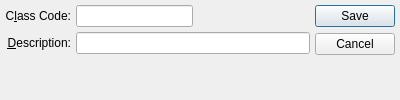
First picture: the form in guiclient/classCode.ui, repository Pegasus-RPG/xtuple-client, before the edit.
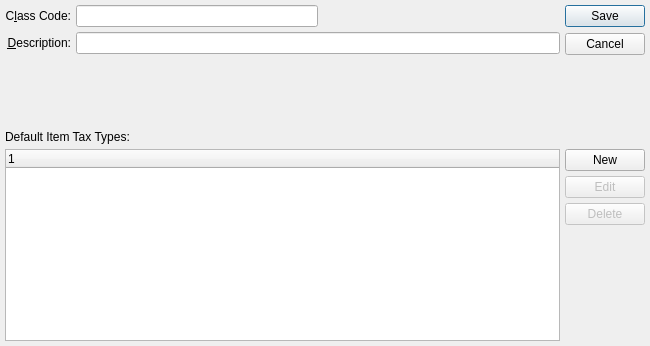
Second picture: the form after the edit. Custom widgets are drawn as their Qt base class.

Commit message: Issue #29702: Default Item Tax Types (defines in Class Code setup)

Diff of the .ui file:
```diff
--- a/guiclient/classCode.ui
+++ b/guiclient/classCode.ui
@@ -13,14 +13,21 @@
    <rect>
     <x>0</x>
     <y>0</y>
-    <width>400</width>
-    <height>100</height>
+    <width>650</width>
+    <height>346</height>
    </rect>
   </property>
   <property name="windowTitle">
    <string>Class Code</string>
   </property>
   <layout class="QGridLayout" name="gridLayout_2">
+   <item row="1" column="0">
+    <widget class="XLabel" name="_defaultTaxLit">
+     <property name="text">
+      <string>Default Item Tax Types:</string>
+     </property>
+    </widget>
+   </item>
    <item row="0" column="0">
     <layout class="QVBoxLayout" name="verticalLayout">
      <item>
@@ -107,16 +114,73 @@
      </property>
     </widget>
    </item>
+   <item row="2" column="0">
+    <widget class="XTreeWidget" name="_classcodetax"/>
+   </item>
+   <item row="2" column="1">
+    <layout class="QVBoxLayout" name="verticalLayout_2">
+     <item>
+      <widget class="QPushButton" name="_newTax">
+       <property name="text">
+        <string>New</string>
+       </property>
+      </widget>
+     </item>
+     <item>
+      <widget class="QPushButton" name="_editTax">
+       <property name="enabled">
+        <bool>false</bool>
+       </property>
+       <property name="text">
+        <string>Edit</string>
+       </property>
+      </widget>
+     </item>
+     <item>
+      <widget class="QPushButton" name="_deleteTax">
+       <property name="enabled">
+        <bool>false</bool>
+       </property>
+       <property name="text">
+        <string>Delete</string>
+       </property>
+      </widget>
+     </item>
+     <item>
+      <spacer name="verticalSpacer_2">
+       <property name="orientation">
+        <enum>Qt::Vertical</enum>
+       </property>
+       <property name="sizeHint" stdset="0">
+        <size>
+         <width>20</width>
+         <height>40</height>
+        </size>
+       </property>
+      </spacer>
+     </item>
+    </layout>
+   </item>
   </layout>
  </widget>
  <layoutdefault spacing="5" margin="5"/>
  <customwidgets>
+  <customwidget>
+   <class>XLabel</class>
+   <extends>QLabel</extends>
+   <header>xlabel.h</header>
+  </customwidget>
   <customwidget>
    <class>XLineEdit</class>
    <extends>QLineEdit</extends>
    <header>xlineedit.h</header>
    <container>1</container>
   </customwidget>
+  <customwidget>
+   <class>XTreeWidget</class>
+   <extends>QTreeWidget</extends>
+   <header>xtreewidget.h</header>
+  </customwidget>
  </customwidgets>
  <tabstops>
   <tabstop>_classCode</tabstop>
```
Left out of the diff: 50 changed lines with no effect on the pictures. The commit also changes 9 other files.
